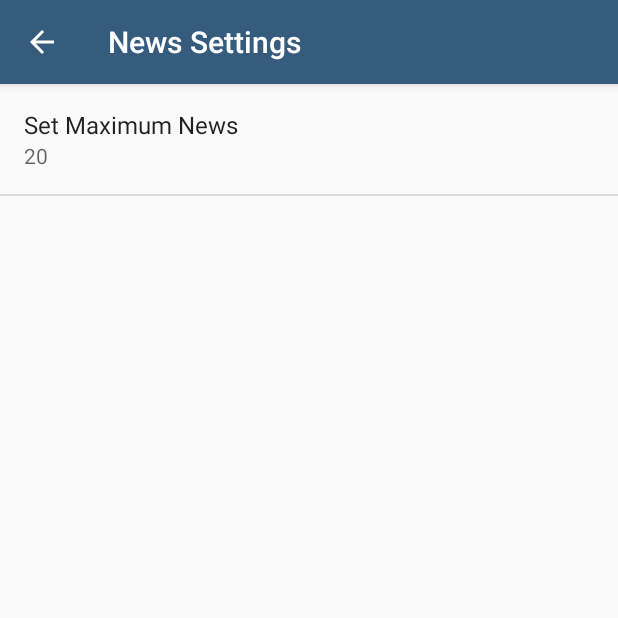
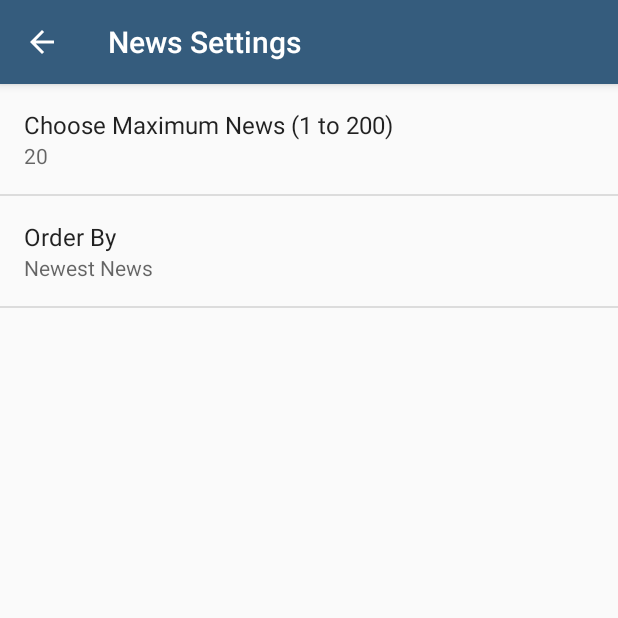
Before and after one commit to fragargon/NewsApp, an Android app: the screen it shows after launch (SettingsActivity), in the options menu, after a tap on "Settings", on a phone screen of 412 x 824 dp, the top half of it. Run offline under Robolectric (Android 15) with nearby library versions, the phone set to English and light mode, and no system bars; pictures from the network do not load.

Commit message:
add preference choice

```diff
--- a/app/src/main/java/com/example/android/newsapp/MainActivity.java
+++ b/app/src/main/java/com/example/android/newsapp/MainActivity.java
@@ -118,6 +118,10 @@ public class MainActivity extends AppCompatActivity implements
         String maxNews = sharedPreferences.getString(
                 getString(R.string.settings_max_news_key),
                 getString(R.string.settings_max_news_default));
+        // getString retrieve a String value for Order-By item
+        String orderBy = sharedPreferences.getString(
+                getString(R.string.settings_order_by_key),
+                getString(R.string.settings_order_by_default));
 
         // parse breaks apart the URI string
         Uri baseUri = Uri.parse(Constant.BASE_URL);
@@ -125,7 +129,7 @@ public class MainActivity extends AppCompatActivity implements
         Uri.Builder builder = baseUri.buildUpon();
         // append query parameter
         builder.appendQueryParameter(Constant.KEY_SHOW_TAGS, Constant.KEY_CONTRIBUTOR);
-        builder.appendQueryParameter(Constant.KEY_ORDER_BY, Constant.KEY_NEWEST);
+        builder.appendQueryParameter(Constant.KEY_ORDER_BY, orderBy);
         builder.appendQueryParameter(Constant.KEY_SHOW_FIELD, Constant.KEY_ALL);
         builder.appendQueryParameter(Constant.KEY_PAGE_SIZE, maxNews);
         builder.appendQueryParameter(Constant.API_KEY, Constant.KEY_TEST);
--- a/app/src/main/java/com/example/android/newsapp/SettingsActivity.java
+++ b/app/src/main/java/com/example/android/newsapp/SettingsActivity.java
@@ -2,15 +2,14 @@ package com.example.android.newsapp;
 
 import android.content.SharedPreferences;
 import android.os.Bundle;
+import android.preference.ListPreference;
 import android.preference.Preference;
 import android.preference.PreferenceFragment;
 import android.preference.PreferenceManager;
 import android.support.annotation.Nullable;
 import android.support.v7.app.AppCompatActivity;
 
-/**
- * Created by xav on 22/04/18.
- */
+
 
 public class SettingsActivity extends AppCompatActivity {
 
@@ -28,8 +27,13 @@ public class SettingsActivity extends AppCompatActivity {
             super.onCreate(savedInstanceState);
             addPreferencesFromResource(R.xml.settings_main);
 
+            // find the "maxNews" object preference
             Preference maxNews = findPreference(getString(R.string.settings_max_news_key));
             bindPreferenceSummaryToValue(maxNews);
+
+            //find the "order-by" object preference
+            Preference orderBy = findPreference(getString(R.string.settings_order_by_key));
+            bindPreferenceSummaryToValue(orderBy);
         }
 
         /**
@@ -41,7 +45,16 @@ public class SettingsActivity extends AppCompatActivity {
         public boolean onPreferenceChange(Preference preference, Object newValue) {
 
             String stringValue = newValue.toString();
-            preference.setSummary(stringValue);
+            if(preference instanceof ListPreference) {
+                ListPreference listPreference = (ListPreference) preference;
+                int prefIndex = listPreference.findIndexOfValue(stringValue);
+                if(prefIndex >= 0) {
+                    CharSequence[] labels = listPreference.getEntries();
+                    preference.setSummary(labels[prefIndex]);
+                }
+            } else {
+                preference.setSummary(stringValue);
+            }
             return true;
         }
 
--- /dev/null
+++ b/app/src/main/res/values/arrays.xml
@@ -0,0 +1,14 @@
+<?xml version="1.0" encoding="utf-8"?>
+<resources>
+    <string-array name="settings_order_by_labels">
+        <item>@string/settings_order_by_newest_label</item>
+        <item>@string/settings_order_by_oldest_label</item>
+        <item>@string/settings_order_by_relevance_label</item>
+    </string-array>
+
+    <string-array name="settings_order_by_value">
+        <item>@string/settings_order_by_newest_value</item>
+        <item>@string/settings_order_by_oldest_value</item>
+        <item>@string/settings_order_by_relevance_value</item>
+    </string-array>
+</resources>
--- a/app/src/main/res/values/strings.xml
+++ b/app/src/main/res/values/strings.xml
@@ -10,8 +10,23 @@
     <!-- settings menu -->
     <string name="settings_menu_item">Settings</string>
     <string name="settings_title">News Settings</string>
+
     <!-- preference label max news -->
-    <string name="settings_max_news_label">Set Maximum News</string>
-    <string name="settings_max_news_key" translatable="false">Max. News</string>
+    <string name="settings_max_news_string_label">Choose Maximum News (1 to 200)</string>
+    <string name="settings_max_news_key" translatable="false">MAX_NEWS</string>
     <string name="settings_max_news_default" translatable="false">20</string>
+
+    <!-- preference label order-by -->
+    <string name="settings_order_by_string_label">Order By</string>
+    <string name="settings_order_by_key" translatable="false">ORDER_BY</string>
+    <string name="settings_order_by_default" translatable="false">@string/settings_order_by_newest_value</string>
+    <!-- label order by newest -->
+    <string name="settings_order_by_newest_label">Newest News</string>
+    <string name="settings_order_by_newest_value" translatable="false">newest</string>
+    <!-- label order by oldest -->
+    <string name="settings_order_by_oldest_label">Oldest News</string>
+    <string name="settings_order_by_oldest_value" translatable="false">oldest</string>
+    <!-- label order by relevance -->
+    <string name="settings_order_by_relevance_label">Most Relevance News</string>
+    <string name="settings_order_by_relevance_value" translatable="false">relevance</string>
 </resources>
--- a/app/src/main/res/xml/settings_main.xml
+++ b/app/src/main/res/xml/settings_main.xml
@@ -8,6 +8,13 @@
         android:inputType="number"
         android:key="@string/settings_max_news_key"
         android:selectAllOnFocus="true"
-        android:title="@string/settings_max_news_label"/>
+        android:title="@string/settings_max_news_string_label"/>
+
+    <ListPreference
+        android:defaultValue="@string/settings_order_by_default"
+        android:entries="@array/settings_order_by_labels"
+        android:entryValues="@array/settings_order_by_value"
+        android:key="@string/settings_order_by_key"
+        android:title="@string/settings_order_by_string_label"/>
 
 </PreferenceScreen>
```
